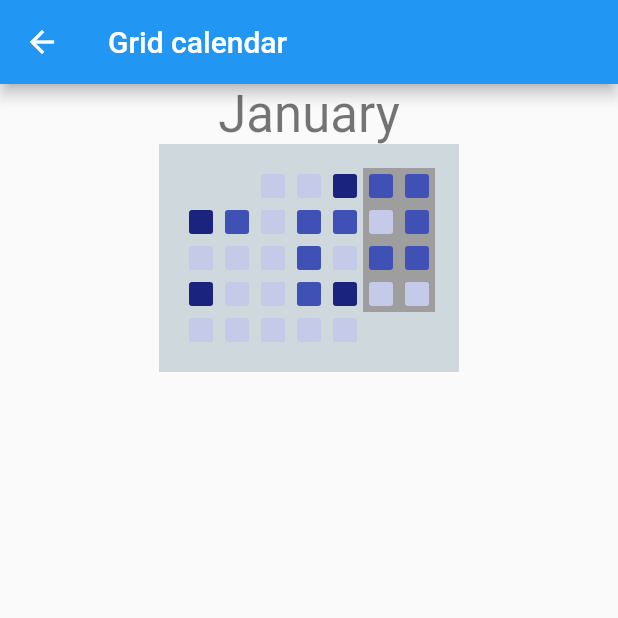
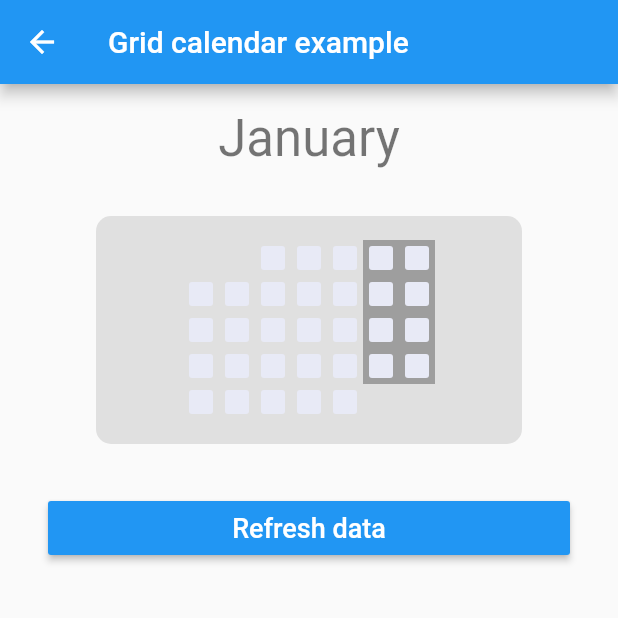
Before and after one commit to fgcan10/chart_components, a Flutter app: the CalendarGridPage screen opened by its route, on a phone screen of 412 x 824 dp, the top half of it. Run offline on Flutter 3.47's test engine with Material 2 defaults, Android fonts, the phone set to English and light mode, and no system bars.

Commit message:
Calendar grid example page

```diff
--- a/example/lib/calendar_grid_page.dart
+++ b/example/lib/calendar_grid_page.dart
@@ -1,3 +1,5 @@
+import 'dart:math';
+
 import 'package:chart_components/calendar_grid_component.dart';
 import 'package:example/data_repository.dart';
 import 'package:flutter/material.dart';
@@ -10,26 +12,45 @@ class CalendarGridPage extends StatefulWidget {
 }
 
 class _CalendarGridPageState extends State<CalendarGridPage> {
+  List<double> data = [];
+  List<String> labels = [];
+  bool loaded = false;
+
+  @override
+  void initState() {
+    super.initState();
+    DataRepository.clearData();
+  }
+
   @override
   Widget build(BuildContext context) {
     return Scaffold(
       appBar: AppBar(
-        title: Text('Grid calendar'),
+        title: Text('Grid calendar example'),
       ),
-      body: Column(
+      body: SafeArea(
+        child: Column(
           crossAxisAlignment: CrossAxisAlignment.center,
           children: <Widget>[
             Container(
+              margin: EdgeInsets.only(top: 16),
               child: Text(
                 'January',
                 style: Theme.of(context).textTheme.display1,
               ),
             ),
+            SizedBox(
+              height: 16,
+            ),
             Center(
               child: Container(
+                margin: EdgeInsets.symmetric(vertical: 16, horizontal: 64),
                 padding: EdgeInsets.all(16),
-              width: 200,
-              color: Colors.blueGrey.shade100,
+                decoration: BoxDecoration(
+                  color: Theme.of(context).buttonColor,
+                  shape: BoxShape.rectangle,
+                  borderRadius: BorderRadius.all(Radius.circular(10)),
+                ),
                 child: CalendarGrid(
                   year: 2020,
                   month: 1,
@@ -38,8 +59,38 @@ class _CalendarGridPageState extends State<CalendarGridPage> {
                 ),
               ),
             ),
+            SizedBox(
+              height: 16,
+            ),
+            Container(
+              margin: EdgeInsets.symmetric(horizontal: 32),
+              child: SizedBox(
+                width: double.infinity,
+                child: RaisedButton(
+                  color: Theme.of(context).primaryColor,
+                  child: Text(
+                    'Refresh data',
+                    style: TextStyle(color: Colors.white, fontSize: 18),
+                  ),
+                  onPressed: _loadData,
+                ),
+              ),
+            )
           ],
+        ),
       ),
     );
   }
+
+  void _loadData() {
+    setState(() {
+      if (!loaded) {
+        data = DataRepository.getData();
+        loaded = true;
+      } else {
+        data[data.length - 1] = (Random().nextDouble() * 700).round() / 100;
       }
+      labels = DataRepository.getLabels();
+    });
+  }
+}
--- a/example/lib/data_repository.dart
+++ b/example/lib/data_repository.dart
@@ -1,7 +1,8 @@
 import 'package:flutter/material.dart';
 
 class DataRepository {
-  static List<double> data = [
+  static List<double> data = [];
+  static List<double> _data = [
     2.2,
     0.7,
     1.4,
@@ -31,7 +32,12 @@ class DataRepository {
   ];
 
   static List<double> getData() {
-    return data;
+    data = _data;
+    return _data;
+  }
+
+  static void clearData() {
+    data = [];
   }
 
   static List<String> getLabels() {
@@ -89,7 +95,7 @@ class DataRepository {
     if (day < data.length) {
       return getColor(data[day]);
     } else
-      return Colors.indigo.shade100;
+      return Colors.indigo.shade50;
   }
 
   static Icon getIcon(double value) {
--- a/lib/bar_chart_component.dart
+++ b/lib/bar_chart_component.dart
@@ -333,13 +333,11 @@ class _FollowTheGridLines extends MultiChildLayoutDelegate {
   @override
   void performLayout(Size size) {
     Size leaderSize = Size.zero;
-    print('size ' + size.height.toString());
 
     if (hasChild(_Slot.chart)) {
       leaderSize = layoutChild(_Slot.chart, BoxConstraints.loose(size));
       positionChild(_Slot.chart, Offset.zero);
     }
-    print('leader size ' + leaderSize.height.toString());
 
     Size dividerSize = Size(leaderSize.width, 1.0);
     double gridBottom = leaderSize.height - footer;
```
Also changed, not shown: example/lib/bar_chart_page.dart (+14 -20 lines). Lines whose indentation alone changed are shown as unchanged.
